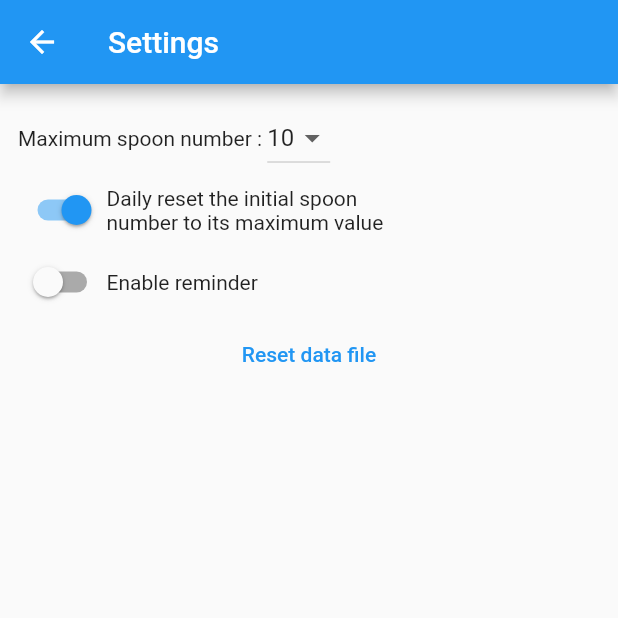
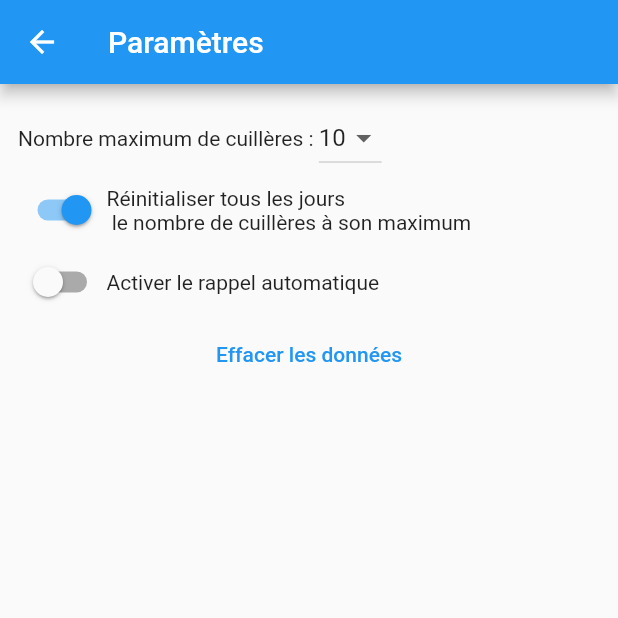
Before and after one commit to jbousquie/myspoons, a Flutter app: the screen it shows after launch, after a tap on the "settings" icon, on a phone screen of 412 x 824 dp, the top half of it. Run offline on Flutter 3.47's test engine with Material 2 defaults, Android fonts, the phone set to English and light mode, and no system bars; our stand-ins replace flutter_local_notifications, permission_handler, shared_preferences, timezone, webview_flutter.

Commit message:
almost internationalized

```diff
--- a/lib/chartPage.dart
+++ b/lib/chartPage.dart
@@ -32,7 +32,7 @@ class ChartPageState extends State<ChartPage> {
   @override
   Widget build(BuildContext context) {
     return Scaffold(
-        appBar: AppBar(title: const Text('Charts')),
+        appBar: AppBar(title: Text(widget.title)),
         body: WebView(
           initialUrl: 'about:blank',
           javascriptMode: JavascriptMode.unrestricted,
--- a/lib/intl.dart
+++ b/lib/intl.dart
@@ -2,27 +2,79 @@ class Localization {
   const Localization(this.language);
   final String language;
 
+  static const noText = 'no_text_found';
+
   static const en = {
-    'set_tile': 'Settings',
-    'set_max_spoon': 'Maximum spoon number';
-    'set_reset_max': 'Daily reset the initial spoon\nnumber to its maximum value',
+    'set_title': 'Settings',
+    'set_max_spoon': 'Maximum spoon number',
+    'set_reset_max':
+        'Daily reset the initial spoon\nnumber to its maximum value',
     'set_enable_reminder': 'Enable reminder',
-    'set_remind_every': 'Remind me for a wekk every',
+    'set_remind_every': 'Remind me for a week every',
     'set_hours': 'hour(s)',
     'set_from': 'from',
     'set_to': 'to',
     'set_daily': 'daily',
     'set_reset_file': 'Reset data file',
     'set_confirm_title': 'Warning',
-    'set_confirm_body': 'This rest will erase all the data collected until now.\n\nDo you confirm this action ?',
+    'set_confirm_body':
+        'This reset will erase all the data collected until now.\n\nDo you confirm this action ?',
     'set_confirm_cancel': 'CANCEL',
     'set_confirm_ok': 'OK',
     'set_snackbar': 'Data file deleted',
+    'set_nodata': 'No data avalaible',
     'main_title': 'My Daily Spoons',
+    'main_label': 'No spoon yet today',
     'main_log_date': 'Last spoon at',
     'main_snackbar': 'Spooned !',
     'chartsmenu_title': 'Charts Menu',
+    'chartsmenu_chart1': 'Chart 1',
+    'chartsmenu_chart2': 'Chart 2',
+    'chartsmenu_chart3': 'Chart 3',
+    'chartsmenu_chart4': 'Chart 4',
+    'chartsmenu_chart5': 'Chart 5',
+    'chartsmenu_chart6': 'Chart 6',
     'charts_title': 'Charts'
   };
 
+  static const fr = {
+    'set_title': 'Paramètres',
+    'set_max_spoon': 'Nombre maximum de cuillères',
+    'set_reset_max':
+        'Réinitialiser tous les jours\n le nombre de cuillères à son maximum ',
+    'set_enable_reminder': 'Activer le rappel automatique',
+    'set_remind_every': 'Me rappeler toutes les',
+    'set_hours': 'heures pendant une semaine',
+    'set_from': 'de',
+    'set_to': 'à',
+    'set_daily': 'chaque jour',
+    'set_reset_file': 'Effacer les données',
+    'set_confirm_title': 'Attention',
+    'set_confirm_body':
+        'Cette action va supprimer toutes les données collectées jusqu\'à présent.\n\nConfirmer ?',
+    'set_confirm_cancel': 'ABANDONNER',
+    'set_confirm_ok': 'CONFIRMER',
+    'set_snackbar': 'Fichier de données supprimé',
+    'set_nodata': 'Aucune donnée disponible',
+    'main_title': 'Mes cuillères du jour',
+    'main_label': 'Encore aucune cuillère aujourd\'hui',
+    'main_log_date': 'Dernière cuillerée à',
+    'main_snackbar': 'Gobé !',
+    'chartsmenu_title': 'Menu Visualisation',
+    'chartsmenu_chart1': 'Graphique 1',
+    'chartsmenu_chart2': 'Graphique 2',
+    'chartsmenu_chart3': 'Graphique 3',
+    'chartsmenu_chart4': 'Graphique 4',
+    'chartsmenu_chart5': 'Graphique 5',
+    'chartsmenu_chart6': 'Graphique 6',
+    'charts_title': 'Graphiques'
+  };
+
+  static const lexicon = {'en': en, 'fr': fr};
+
+  String txt(String item) {
+    Map<String, String> lx = lexicon[language] ?? en;
+    String tx = lx[item] ?? noText;
+    return tx;
+  }
 }
--- a/lib/main.dart
+++ b/lib/main.dart
@@ -6,6 +6,7 @@ import 'dart:math';
 import 'model.dart';
 import 'settingsPage.dart';
 import 'chartsMenuPage.dart';
+import 'intl.dart';
 
 // https://www.freecodecamp.org/news/provider-pattern-in-flutter/
 // https://www.flaticon.com/free-icon/spoon_96164#
@@ -25,11 +26,11 @@ class MyApp extends StatelessWidget {
   @override
   Widget build(BuildContext context) {
     SpoonTracker spoonTracker = SpoonTracker();
-    Settings settings = Settings();
-    spoonTracker.linkSettings(settings);
+    Settings settings = spoonTracker.settings;
     if (settings.enableMaxSpoonReset) {
       spoonTracker.checkLastSession();
     }
+    Localization local = settings.local;
     return MultiProvider(
         providers: [
           ChangeNotifierProvider.value(value: spoonTracker),
@@ -40,7 +41,7 @@ class MyApp extends StatelessWidget {
           theme: ThemeData(
             primarySwatch: Colors.blue,
           ),
-          home: MyHomePage(title: 'My Daily Spoons'),
+          home: MyHomePage(title: local.txt('main_title')),
         ));
   }
 }
@@ -67,19 +68,20 @@ class MyHomePage extends StatelessWidget {
 
   @override
   Widget build(BuildContext context) {
+    final local = Provider.of<Settings>(context, listen: false).local;
     return Scaffold(
       appBar: AppBar(title: Text(title), actions: [
         IconButton(
             onPressed: () => {
                   Navigator.push(context, MaterialPageRoute(builder: (context) {
-                    return const ChartsMenuPage(title: 'Charts Menu');
+                    return ChartsMenuPage(title: local.txt('chartsmenu_title'));
                   }))
                 },
             icon: const Icon(Icons.show_chart)),
         IconButton(
             onPressed: () => {
                   Navigator.push(context, MaterialPageRoute(builder: (context) {
-                    return const SettingsPage(title: 'Settings');
+                    return SettingsPage(title: local.txt('set_title'));
                   }))
                 },
             icon: const Icon(Icons.settings))
@@ -89,9 +91,9 @@ class MyHomePage extends StatelessWidget {
           child: buttonIcon,
           onPressed: () {
             _logData(context);
-            ScaffoldMessenger.of(context).showSnackBar(const SnackBar(
-                content: Text("Spooned !"),
-                duration: Duration(seconds: 2),
+            ScaffoldMessenger.of(context).showSnackBar(SnackBar(
+                content: Text(local.txt('main_snackbar')),
+                duration: const Duration(seconds: 2),
                 backgroundColor: Colors.blueAccent));
           }),
       //resizeToAvoidBottomInset: false,
@@ -106,7 +108,6 @@ class MyHomePage extends StatelessWidget {
     return Column(
       mainAxisAlignment: MainAxisAlignment.spaceBetween,
       children: [
-        //Text('${energyRate.round()}'),
         Row(children: [
           Expanded(child: buildSpoonGrid(spoonNb, context), flex: 2),
           Expanded(child: buildSlider(context, energyRate))
@@ -151,15 +152,18 @@ class MyHomePage extends StatelessWidget {
 
   buildInputField(BuildContext context) {
     String comment = Provider.of<SpoonTracker>(context, listen: true).comment;
+    final Localization local =
+        Provider.of<Settings>(context, listen: false).local;
     String dateString =
         Provider.of<SpoonTracker>(context, listen: true).dateString;
     final String today = DateTime.now().toString().substring(0, 10);
     final String dayFromDateString = dateString.substring(0, 10);
     String label;
     if (today != dayFromDateString) {
-      label = 'No spoon yet today';
+      label = local.txt('main_label');
     } else {
-      label = 'Last spoon at ${dateString.substring(11, 16)}';
+      final String tx = local.txt('main_log_date');
+      label = '$tx ${dateString.substring(11, 16)}';
     }
     final textfield = TextField(
       controller: commentController,
--- a/lib/model.dart
+++ b/lib/model.dart
@@ -8,6 +8,7 @@ import 'package:permission_handler/permission_handler.dart';
 
 import 'dart:io';
 import 'notification_service.dart';
+import 'intl.dart';
 
 class SpoonTracker extends ChangeNotifier {
   static int maxEnergyRate = 100;
@@ -19,12 +20,14 @@ class SpoonTracker extends ChangeNotifier {
   final String _filename = 'myspoons.csv';
   final String _columns =
       'Timestamp;WeekDay;EnergyRate;SpoonNb;maxSpoonNb;Comment\n';
-  late Settings settings;
+  final Settings settings = Settings();
   DateTime now = DateTime.now();
   late int dayLastSession = now.day;
   late int monthLastSession = now.month;
+
   SpoonTracker() {
     setbackInitials();
+    settings.spoonTracker = this;
   }
 
   int get energyRate {
@@ -76,11 +79,6 @@ class SpoonTracker extends ChangeNotifier {
     return wd;
   }
 
-  void linkSettings(Settings params) {
-    settings = params;
-    settings.spoonTracker = this;
-  }
-
   Future<File> get localFile async {
     final File f = File(filePath);
     return f;
@@ -110,7 +108,7 @@ class SpoonTracker extends ChangeNotifier {
 
   Future<String> getDataFromFile() async {
     final file = await localFile;
-    String data = 'No data avalaible';
+    String data = settings.local.txt('set_nodata');
     if (await file.exists()) {
       data = file.readAsStringSync();
     }
@@ -191,6 +189,7 @@ class Settings extends ChangeNotifier {
   int minuteStart = 0;
   int hourStop = defaultHourStop;
   int minuteStop = 0;
+  Localization local = const Localization('fr');
 
   TimeOfDay resetMaxSpoonTime =
       TimeOfDay(hour: defaultResetMaxSpoonHour, minute: 0);
--- a/lib/settingsPage.dart
+++ b/lib/settingsPage.dart
@@ -4,6 +4,7 @@ import 'package:flutter/material.dart';
 import 'package:provider/provider.dart';
 // ignore: file_names
 import 'model.dart';
+import 'intl.dart';
 
 class SettingsPage extends StatelessWidget {
   const SettingsPage({Key? key, required this.title}) : super(key: key);
@@ -11,12 +12,15 @@ class SettingsPage extends StatelessWidget {
 
   @override
   Widget build(BuildContext context) {
-    return Scaffold(appBar: AppBar(title: Text(title)), body: buildSettingsContent(context));
+    return Scaffold(
+        appBar: AppBar(title: Text(title)),
+        body: buildSettingsContent(context));
   }
 
   // return a list of DropdownMenuItem from a list of integers
   List<DropdownMenuItem> _listDropdownMenuItemFromList(List<int> list) {
-    List<DropdownMenuItem> itemList = list.map<DropdownMenuItem<int>>((int value) {
+    List<DropdownMenuItem> itemList =
+        list.map<DropdownMenuItem<int>>((int value) {
       return DropdownMenuItem<int>(value: value, child: Text(value.toString()));
     }).toList();
     return itemList;
@@ -24,6 +28,8 @@ class SettingsPage extends StatelessWidget {
 
   buildMaxSpoonNbSelector(BuildContext context) {
     List<int> list = [8, 10, 12, 14, 16, 18, 20];
+    final Localization local =
+        Provider.of<Settings>(context, listen: false).local;
     Settings provider = Provider.of<Settings>(context, listen: true);
     int selectedValue = provider.maxSpoonNb;
     bool enableReset = provider.enableMaxSpoonReset;
@@ -31,7 +37,7 @@ class SettingsPage extends StatelessWidget {
 
     return Column(children: [
       Row(children: [
-        const Text('Maximum spoon number : '),
+        Text("${local.txt('set_max_spoon')} : "),
         DropdownButton(
             value: selectedValue,
             items: _listDropdownMenuItemFromList(list),
@@ -47,25 +53,31 @@ class SettingsPage extends StatelessWidget {
               provider.updateMaxSpoonNb(selectedValue, value, resetTime);
               enableReset = value;
             }),
-        const Text('Daily reset the initial spoon\nnumber to its maximum value')
+        Text(local.txt('set_reset_max'))
       ])
     ]);
   }
 
   buildAppNotifierSelector(BuildContext context) {
     Settings provider = Provider.of<Settings>(context, listen: true);
+    final Localization local =
+        Provider.of<Settings>(context, listen: false).local;
     return Row(children: [
       Switch(
         value: provider.enableReminder,
-        onChanged: (value) =>
-            {provider.updateReminder(value, provider.reminderPeriod, provider.reminderStart, provider.reminderStop)},
+        onChanged: (value) => {
+          provider.updateReminder(value, provider.reminderPeriod,
+              provider.reminderStart, provider.reminderStop)
+        },
       ),
-      const Text('Enable reminder'),
+      Text(local.txt('set_enable_reminder')),
     ]);
   }
 
   Widget buildAppNotifierParameters(BuildContext context) {
     Settings provider = Provider.of<Settings>(context, listen: true);
+    final Localization local =
+        Provider.of<Settings>(context, listen: false).local;
     bool enabled = provider.enableReminder;
     if (!enabled) {
       return const SizedBox(width: 0, height: 0);
@@ -74,42 +86,49 @@ class SettingsPage extends StatelessWidget {
     TimeOfDay notifierStart = provider.reminderStart;
     TimeOfDay notifierStop = provider.reminderStop;
     final localizations = MaterialLocalizations.of(context);
-    final formattedStart = localizations.formatTimeOfDay(notifierStart, alwaysUse24HourFormat: true);
-    final formattedStop = localizations.formatTimeOfDay(notifierStop, alwaysUse24HourFormat: true);
+    final formattedStart = localizations.formatTimeOfDay(notifierStart,
+        alwaysUse24HourFormat: true);
+    final formattedStop = localizations.formatTimeOfDay(notifierStop,
+        alwaysUse24HourFormat: true);
 
     List<int> list = [1, 2, 3, 4, 5, 6, 7, 8];
     return Column(
       children: [
         Row(children: [
-          const Text('Remind me for a week every '),
+          Text("${local.txt('set_remind_every')} "),
           DropdownButton(
               items: _listDropdownMenuItemFromList(list),
               value: period,
               onChanged: (value) {
-                provider.updateReminder(enabled, value, notifierStart, notifierStop);
+                provider.updateReminder(
+                    enabled, value, notifierStart, notifierStop);
               }),
-          const Text(' hour(s)'),
+          Text(" ${local.txt('set_hours')}"),
         ]),
         Row(children: [
-          const Text('        from'),
+          Text("        ${local.txt('set_from')}"),
           TextButton(
             child: Text(formattedStart),
             onPressed: () async {
-              TimeOfDay? startHour = await showTimePicker(context: context, initialTime: notifierStart);
+              TimeOfDay? startHour = await showTimePicker(
+                  context: context, initialTime: notifierStart);
               notifierStart = startHour ?? notifierStart;
-              provider.updateReminder(enabled, period, notifierStart, notifierStop);
+              provider.updateReminder(
+                  enabled, period, notifierStart, notifierStop);
             },
           ),
-          const Text(' to'),
+          Text(" ${local.txt('set_to')}"),
           TextButton(
             child: Text(formattedStop),
             onPressed: () async {
-              TimeOfDay? stopHour = await showTimePicker(context: context, initialTime: notifierStop);
+              TimeOfDay? stopHour = await showTimePicker(
+                  context: context, initialTime: notifierStop);
               notifierStop = stopHour ?? notifierStop;
-              provider.updateReminder(enabled, period, notifierStart, notifierStop);
+              provider.updateReminder(
+                  enabled, period, notifierStart, notifierStop);
             },
           ),
-          const Text('daily')
+          Text(local.txt('set_daily'))
         ])
       ],
     );
@@ -118,19 +137,24 @@ class SettingsPage extends StatelessWidget {
   Widget buildFileResetButton(BuildContext context) {
     ScaffoldMessengerState scaffoldMessenger = ScaffoldMessenger.of(context);
     SpoonTracker provider = Provider.of<SpoonTracker>(context, listen: false);
+    final Localization local =
+        Provider.of<Settings>(context, listen: false).local;
     Widget resetButton = TextButton(
-        child: const Text('Reset data file'),
+        child: Text(local.txt('set_reset_file')),
         onPressed: () async {
           var confirmed = await showDialog<bool>(
                   context: context,
                   barrierDismissible: false,
                   builder: (BuildContext context) => AlertDialog(
-                          title: const Text('Warning'),
-                          content: const Text(
-                              'This reset will erase all the data collected until now.\n\nDo you confirm this action ?'),
+                          title: Text(local.txt('set_confirm_title')),
+                          content: Text(local.txt('set_confirm_body')),
                           actions: <Widget>[
-                            TextButton(onPressed: () => Navigator.pop(context, false), child: const Text('CANCEL')),
-                            TextButton(onPressed: () => Navigator.pop(context, true), child: const Text('OK'))
+                            TextButton(
+                                onPressed: () => Navigator.pop(context, false),
+                                child: Text(local.txt('set_confirm_cancel'))),
+                            TextButton(
+                                onPressed: () => Navigator.pop(context, true),
+                                child: Text(local.txt('set_confirm_ok')))
                           ])) ??
               false;
           if (confirmed) {
@@ -151,6 +175,8 @@ class SettingsPage extends StatelessWidget {
       buildAppNotifierParameters(context),
       buildFileResetButton(context)
     ];
-    return Padding(padding: const EdgeInsets.all(12.0), child: Column(children: childrenList));
+    return Padding(
+        padding: const EdgeInsets.all(12.0),
+        child: Column(children: childrenList));
   }
 }
```
Also changed, not shown: lib/chartsMenuPage.dart (+28 -16 lines).
